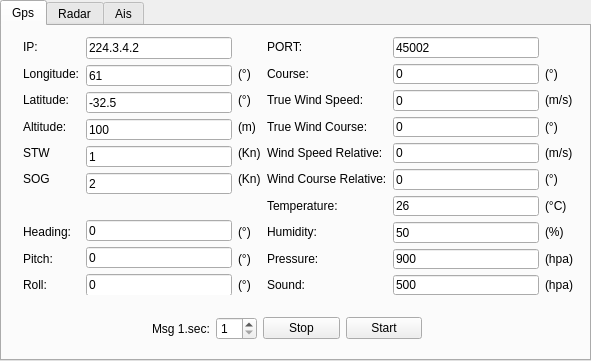
This is src/mainWin.ui in zhoutk/udpTools as Qt 5 draws it before an edit. The edited form follows.
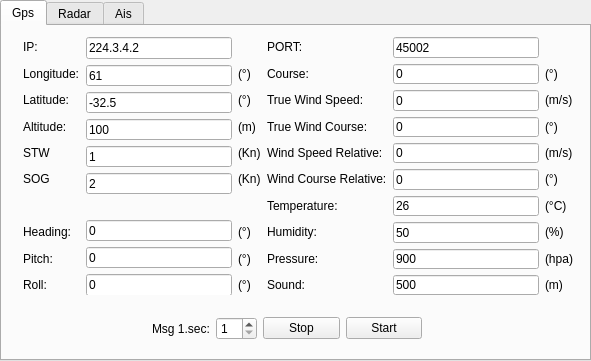
This is the edited form.

Commit message: sound unit.

```diff
--- a/src/mainWin.ui
+++ b/src/mainWin.ui
@@ -532,7 +532,7 @@
         <item>
          <widget class="QLabel" name="label_82">
           <property name="text">
-           <string>(hpa)</string>
+           <string>(m)</string>
           </property>
          </widget>
         </item>
```
